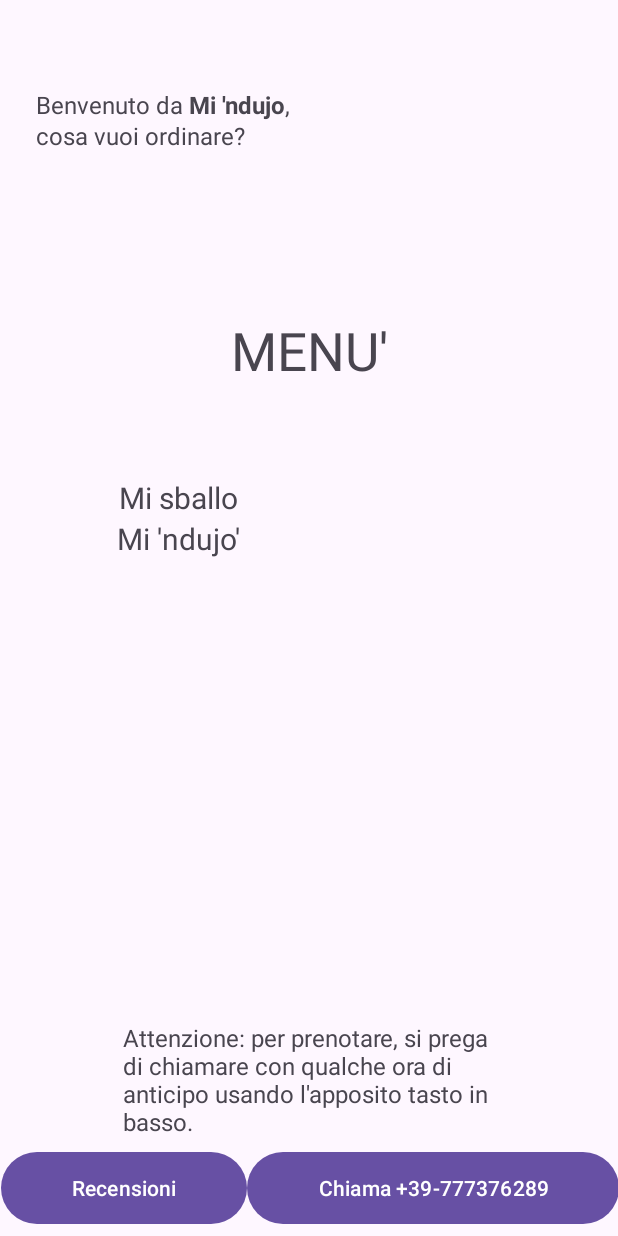
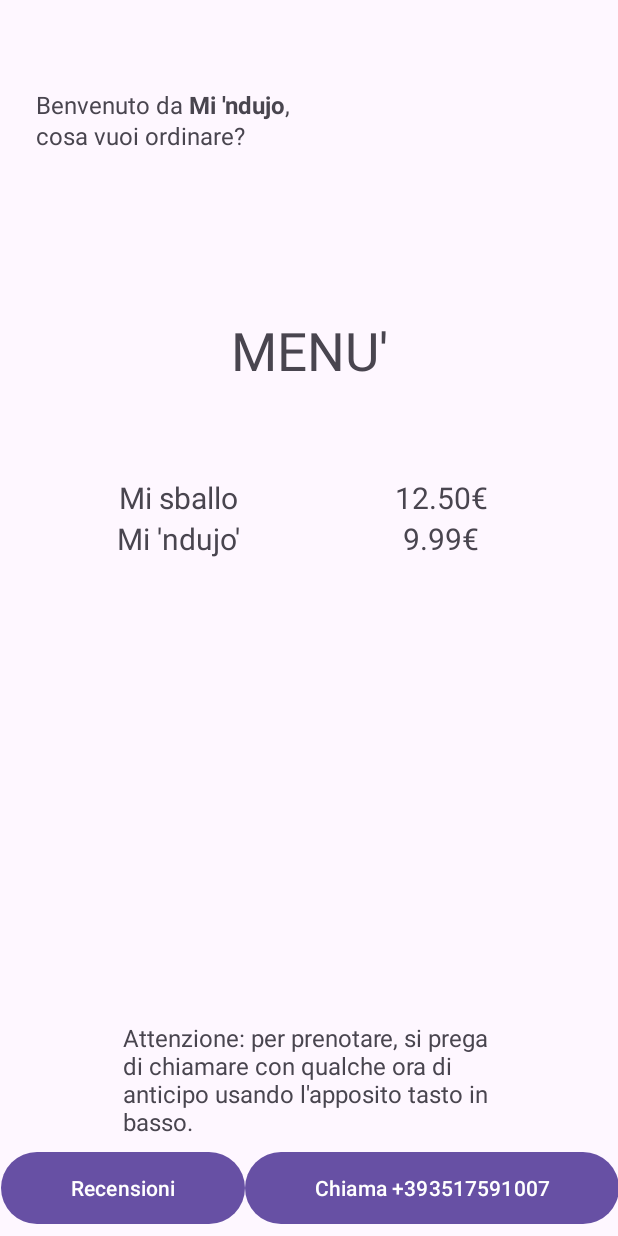
Before and after one commit to PhilaMaster/CiboInClick, an Android app: the screen it shows after launch (Ristorante), on a phone screen of 412 x 824 dp. Run offline under Robolectric (Android 15) with nearby library versions, the phone set to English and light mode, and no system bars.

Commit message:
Fix a strings.xml + aggiunto controllo correttezza query

```diff
--- a/app/src/main/java/com/example/myapplication/Ristorante.kt
+++ b/app/src/main/java/com/example/myapplication/Ristorante.kt
@@ -5,6 +5,7 @@ import android.database.sqlite.SQLiteDatabase
 import android.net.Uri
 import android.os.Bundle
 import android.text.Html
+import android.util.Log
 import android.view.View
 import android.widget.Button
 import android.widget.TableLayout
@@ -22,7 +23,7 @@ class Ristorante : AppCompatActivity() {
         val idRistorante = "1"//la ricevo da andrea
         val tipoRistorante = "panino"//ricevo da andrea
         var nomeRistorante: String? = null
-        var telefonoRistorante: Int? = null
+        var telefonoRistorante: String? = null
 
         //inizializzo database e prendo i valori del ristorante
         val dbHelper = MyDbHelper(this)
@@ -37,7 +38,7 @@ class Ristorante : AppCompatActivity() {
             nomeRistorante = cursor.getString(indexNome)
 
             val indexPrezzo = cursor.getColumnIndex("telefono")
-            telefonoRistorante = cursor.getInt(indexPrezzo)
+            telefonoRistorante = cursor.getString(indexPrezzo)
         }
         cursor.close()
 
@@ -119,7 +120,12 @@ VALUES
  */
 
 
-    private fun inizializzaTesto(nomeRistorante:String?,telefonoRistorante:Int?){
+    private fun inizializzaTesto(nomeRistorante:String?,telefonoRistorante:String?){
+        if ( (nomeRistorante==null) || (telefonoRistorante==null)){//controllo sulle query
+            Log.e("stringheNull","Errore stringhe null nomeRistorante o TelefonoRistorante. Query non funzionante")
+        }
+
+
         val sourceString = "Benvenuto da <b> $nomeRistorante</b>,<br> cosa vuoi ordinare?"
         //mytextview.setText(Html.fromHtml(sourceString));
         val tvNomeRistorante = findViewById<TextView>(R.id.nomeRistorante)
--- a/app/src/main/java/com/example/myapplication/myDbHelper.kt
+++ b/app/src/main/java/com/example/myapplication/myDbHelper.kt
@@ -7,7 +7,7 @@ import android.database.sqlite.SQLiteOpenHelper
 
 class MyDbHelper(context: Context): SQLiteOpenHelper(context, "mydatabase.db", null, 1) {
     override fun onCreate(p0: SQLiteDatabase) {
-        p0.execSQL("CREATE TABLE Ristorante (id INTEGER PRIMARY KEY AUTOINCREMENT, nome TEXT, telefono INTEGER, longitudine REAL, latitudine REAL);")
+        p0.execSQL("CREATE TABLE Ristorante (id INTEGER PRIMARY KEY AUTOINCREMENT, nome TEXT, telefono TEXT, longitudine REAL, latitudine REAL);")
         p0.execSQL("CREATE TABLE Menu (ristorante INTEGER,nome TEXT, tipo TEXT, prezzo REAL, PRIMARY KEY (ristorante,nome), FOREIGN KEY (ristorante) REFERENCES Ristorante(id));")
         p0.execSQL("CREATE TABLE Recensione (ristorante INTEGER,nomeRecensore TEXT, votoPrezzo REAL, votoCibo REAL, PRIMARY KEY (ristorante,nomeRecensore), FOREIGN KEY (ristorante) REFERENCES Ristorante(id));")
 
@@ -17,7 +17,7 @@ class MyDbHelper(context: Context): SQLiteOpenHelper(context, "mydatabase.db", n
                 "(2,\"Caruso\",\"pizza\",12.50);")
 
         p0.execSQL("INSERT INTO Ristorante (id,nome,telefono,longitudine,latitudine) VALUES " +
-                "(01,\"Mi 'ndujo\",3517591007,39.35363861160489, 16.23595023170938);")
+                "(01,\"Mi 'ndujo\",\"3517591007\",39.35363861160489, 16.23595023170938);")
     }
     /*
 
--- a/app/src/main/res/values/strings.xml
+++ b/app/src/main/res/values/strings.xml
@@ -3,6 +3,6 @@
     <string name="infoChiamata">Attenzione: per prenotare, si prega di chiamare con qualche ora di anticipo usando l\'apposito tasto in basso.</string>
     <string name="buttonRecensioni">Recensioni</string>
     <string name="buttonChiama">Prenota</string>
-    <string name="chiamaTel">Chiama +39%1$d</string>
-    <string name="prezzo">%1$d€</string>
+    <string name="chiamaTel">Chiama +39%1$s</string>
+    <string name="prezzo">%1$.2f€</string>
 </resources>
```
